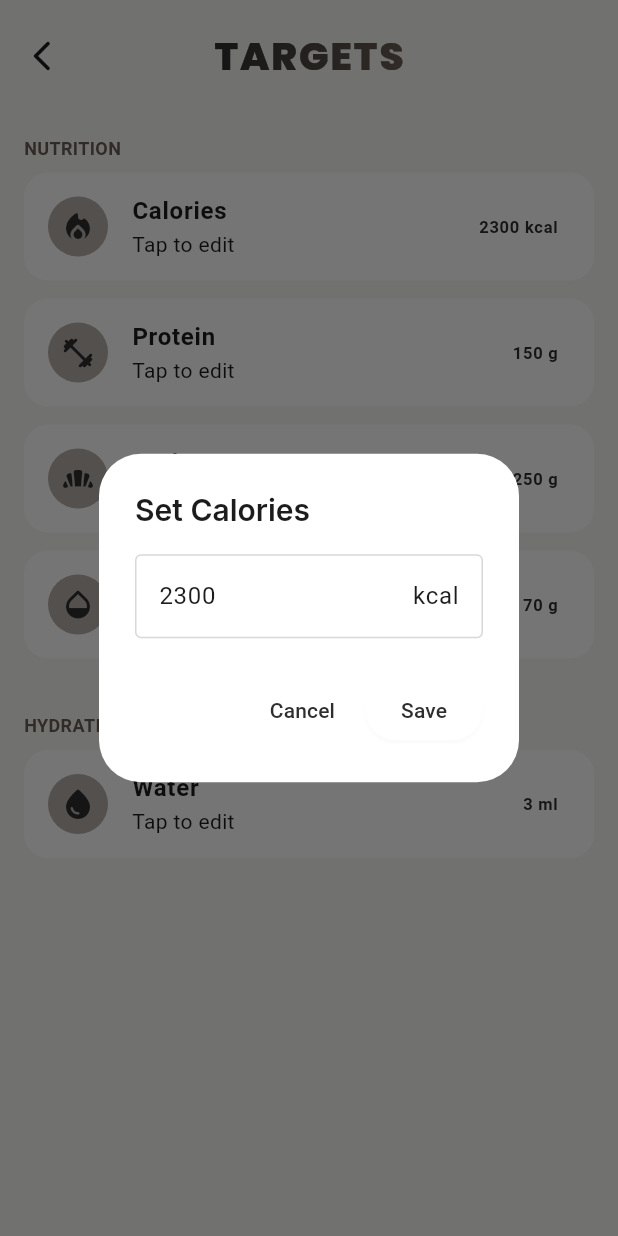
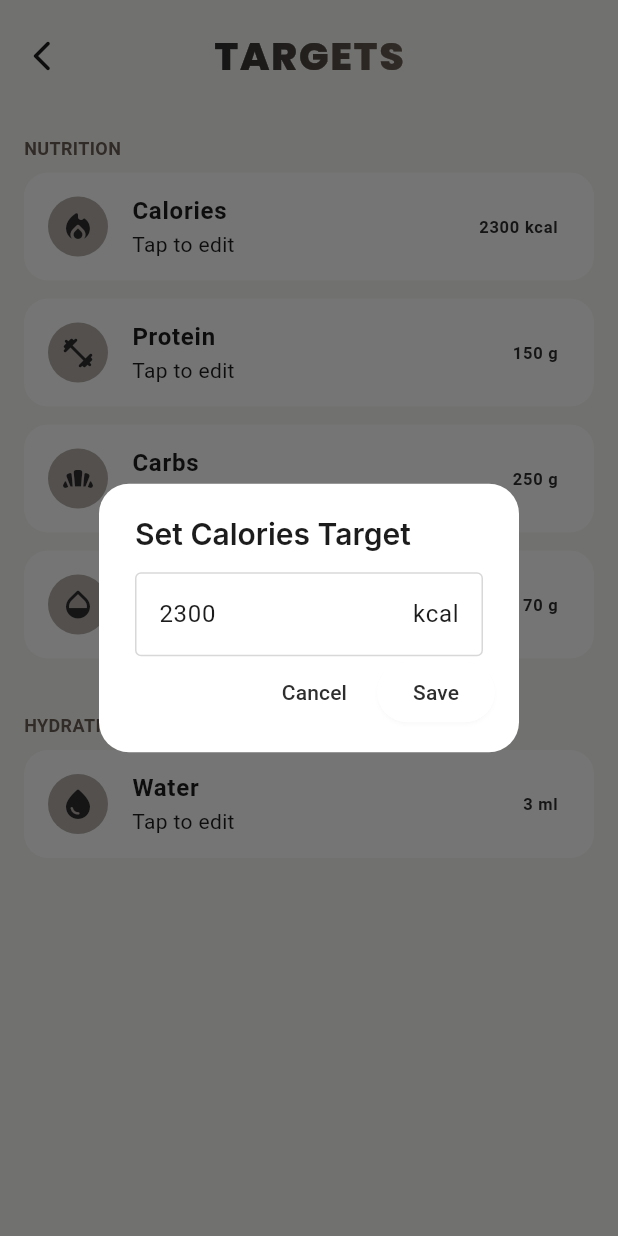
Before and after one commit to Gr8V/FuelIQ, a Flutter app: the TargetSelectionPage screen opened directly, after a tap on "Calories", on a phone screen of 412 x 824 dp. Run offline on Flutter 3.47's test engine with Material 3 defaults, Android fonts, the phone set to English and light mode, and no system bars; our stand-ins replace auto_size_text, fl_chart, flutter_local_notifications, font_awesome_flutter, google_fonts, shared_preferences; missing offline and left inert: mobile_scanner; accounts and stored records are empty.

Commit message:
edit target change dialog ui

```diff
--- a/fuel_iq/lib/pages/main/settings/targets.dart
+++ b/fuel_iq/lib/pages/main/settings/targets.dart
@@ -181,11 +181,19 @@ Future<void> showEditTargetDialog({
       TextEditingController(text: initialValue.toStringAsFixed(0));
 
   await showDialog(
+
     context: context,
     builder: (context) {
       return AlertDialog(
+        insetPadding: const EdgeInsets.symmetric(horizontal: 20, vertical: 24),
+        shape: RoundedRectangleBorder(
+          borderRadius: BorderRadius.circular(20),
+        ),
+        titlePadding: const EdgeInsets.fromLTRB(24, 20, 24, 0),
+        contentPadding: const EdgeInsets.fromLTRB(24, 12, 24, 0),
+        actionsPadding: const EdgeInsets.fromLTRB(16, 0, 16, 16),
         title: Text(
-          "Set $title",
+          "Set $title Target",
           style: GoogleFonts.inter(
             fontSize: 20,
             fontWeight: FontWeight.w600,
```
